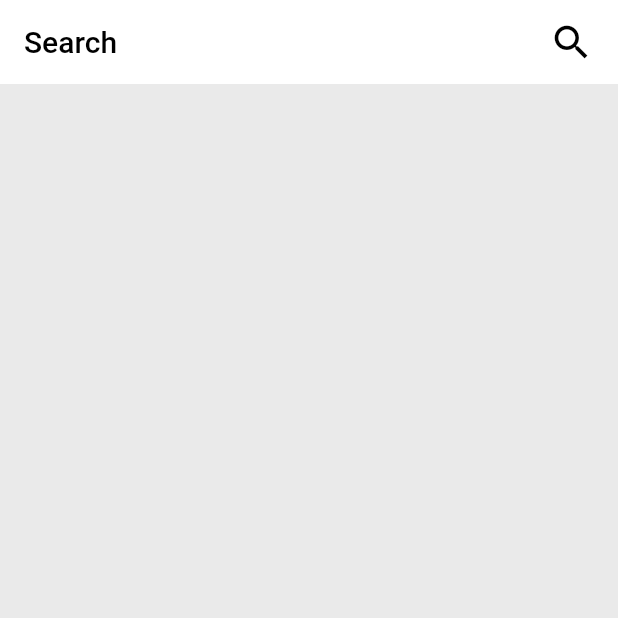
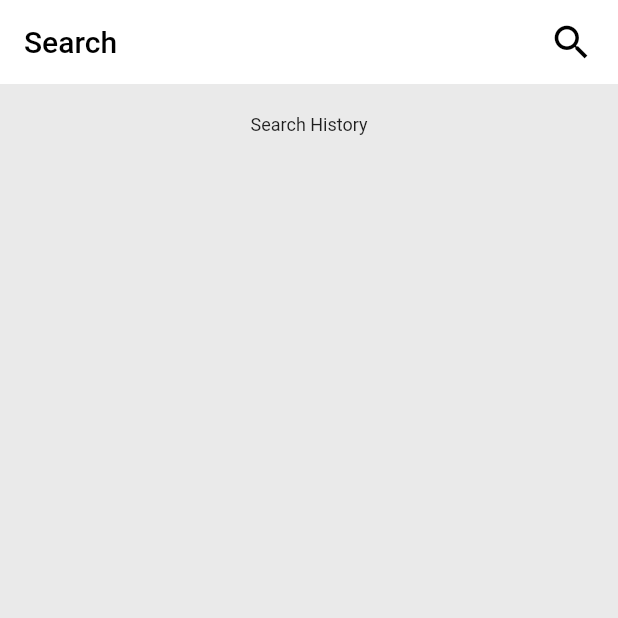
Before and after one commit to JayeshPatil18/Stock-HIVE, a Flutter app: the screen it shows after launch, item 2 of the bottom bar chosen, on a phone screen of 412 x 824 dp, the top half of it. Run offline on Flutter 3.47's test engine with Material 2 defaults, Android fonts, the phone set to English and light mode, and no system bars; drawn by our look-alikes of curved_navigation_bar; our stand-ins replace anim_search_bar.

Commit message:
last and final

```diff
--- a/lib/main.dart
+++ b/lib/main.dart
@@ -100,6 +100,24 @@ class _MyHomePageState extends State<MyHomePage> {
         ),
     ),
     ),
+      AppBar(
+        elevation: 0,
+        backgroundColor: Colors.white,
+        title: Text(
+          'Leaderboard',
+          style: TextStyle(color: Colors.black),
+        ),
+        actions: <Widget>[
+          IconButton(
+            icon: Icon(
+              Icons.search,
+            ),
+            onPressed: () {
+              showSearch(context: context, delegate: CustomSearch());
+            },
+          )
+        ],
+      ),
   ];
 
     final items = <Widget>[
@@ -138,6 +156,8 @@ class _MyHomePageState extends State<MyHomePage> {
               this.index = index;
               if(index == 1){
                 this.tabIndex = 1;
+              }else if(index == 3){
+                this.tabIndex = 2;
               }else{
                 this.tabIndex = 0;
               }
--- a/lib/pages/search.dart
+++ b/lib/pages/search.dart
@@ -1,5 +1,6 @@
 import 'package:anim_search_bar/anim_search_bar.dart';
 import 'package:flutter/material.dart';
+import 'package:stock_prediction/font_helper/default_fonts.dart';
 
 class SearchPage extends StatelessWidget{
   @override
@@ -7,8 +8,18 @@ class SearchPage extends StatelessWidget{
     return Scaffold(
       backgroundColor: Colors.transparent,
       body: Center(
-        child: Container(
-          margin: EdgeInsets.only(bottom: 60),
+        child: Column(
+          children: [
+            Container(
+              margin: EdgeInsets.only(top: 20, bottom: 10),
+                child: Text("Search History", style: textStyleMinDesc(),)),
+            Container(
+              margin: EdgeInsets.only(bottom: 60),
+              child: Center(
+
+              ),
+            ),
+          ],
         ),
       ),
     );
```
